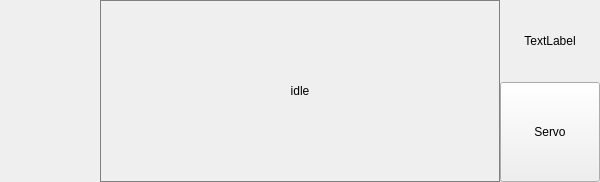
Before: the Qt Designer form Libs/PlotUnit/PlotUnitGraph/TabModeCtl/tabmodectl.ui in tiangaomingjing/ServoDriveTech, drawn with Qt 5.
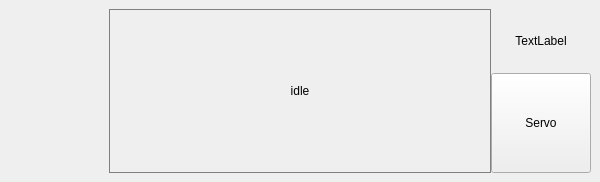
After: the same form once the commit is applied. Custom widgets are drawn as their Qt base class.

```diff
--- a/Libs/PlotUnit/PlotUnitGraph/TabModeCtl/tabmodectl.ui
+++ b/Libs/PlotUnit/PlotUnitGraph/TabModeCtl/tabmodectl.ui
@@ -13,21 +13,21 @@
   <property name="windowTitle">
    <string>Form</string>
   </property>
-  <layout class="QHBoxLayout" name="horizontalLayout_2">
+  <layout class="QHBoxLayout" name="horizontalLayout_2" stretch="0,1,0">
    <property name="spacing">
     <number>0</number>
    </property>
    <property name="leftMargin">
-    <number>0</number>
+    <number>9</number>
    </property>
    <property name="topMargin">
-    <number>0</number>
+    <number>9</number>
    </property>
    <property name="rightMargin">
-    <number>0</number>
+    <number>9</number>
    </property>
    <property name="bottomMargin">
-    <number>0</number>
+    <number>9</number>
    </property>
    <item>
     <widget class="ModeCtlPanel" name="modeCtlPanel" native="true">
```
